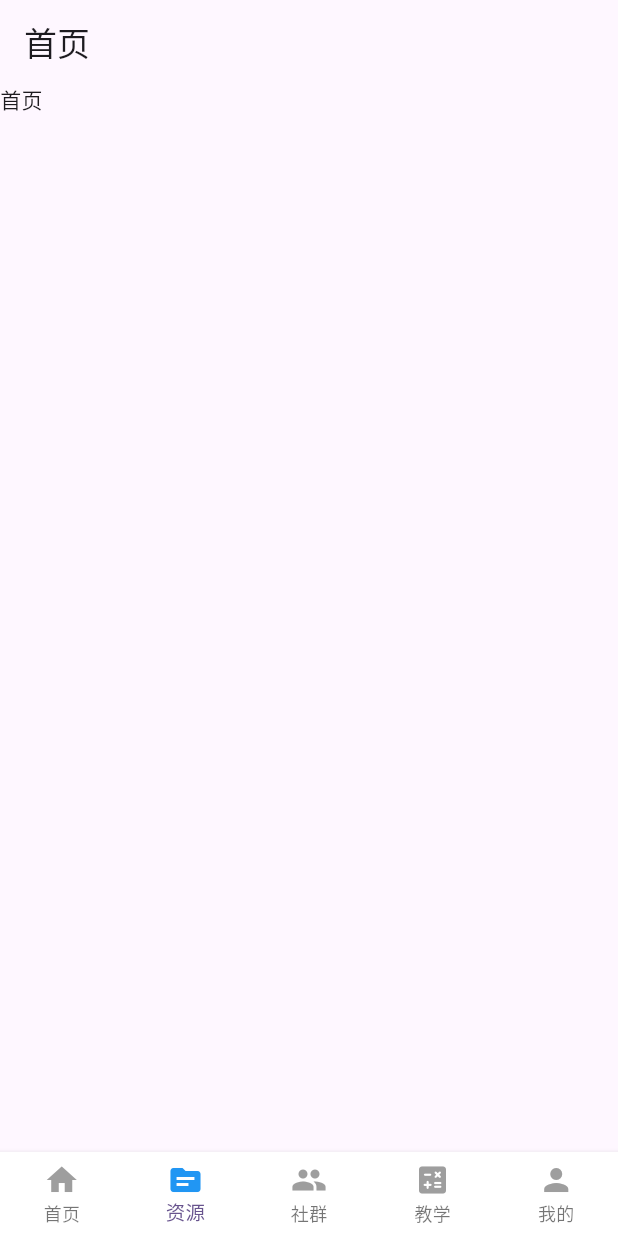
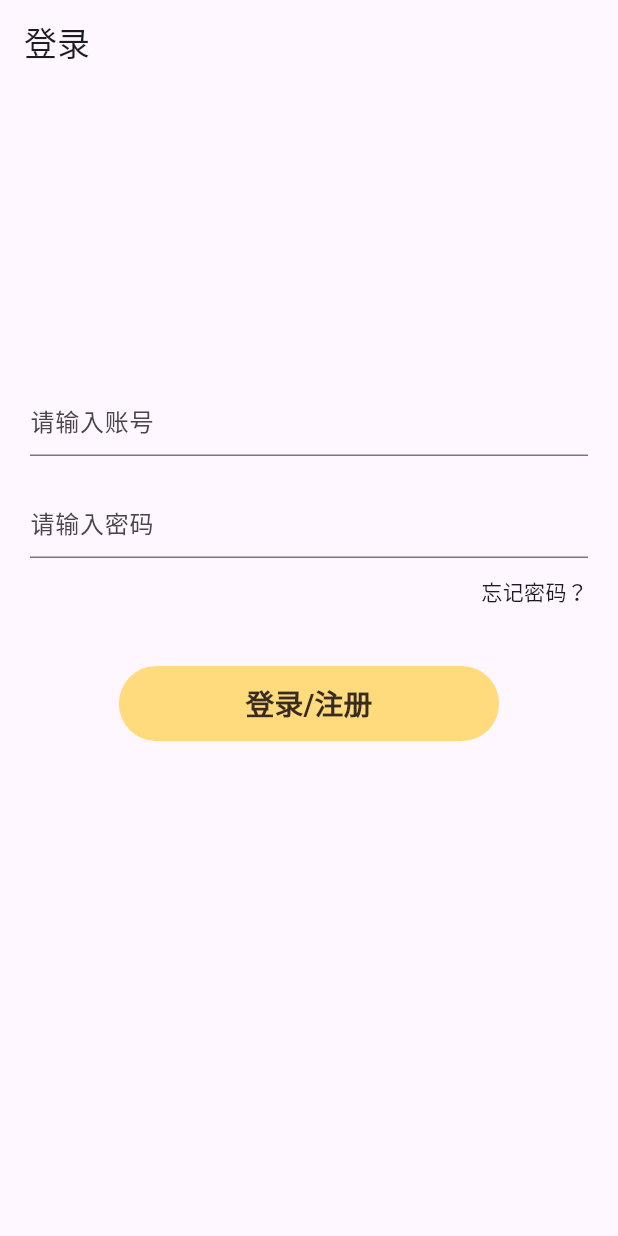
Before and after one commit to minimissile/sideline_group, a Flutter app: the screen it shows after launch, on a phone screen of 412 x 824 dp. Run offline on Flutter 3.47's test engine with Material 3 defaults, Android fonts, the phone set to English and light mode, and no system bars; our stand-ins replace device_info_plus, dio, flutter_screenutil, flutter_spinkit, fluttertoast, package_info_plus and 3 more; accounts and stored records are empty.

Commit message:
登录页

```diff
--- a/lib/main.dart
+++ b/lib/main.dart
@@ -8,6 +8,7 @@
 import 'navigator/tab_navigator.dart';
 import 'provider/providers.dart';
 import 'pages/index/index_page.dart';
+import 'router/routers.dart';
 
 void main() {
   // 在Flutter应用程序启动时确保Widgets框架的初始化
@@ -56,7 +57,8 @@
       child: MaterialApp(
         title: '副业圈',
         debugShowCheckedModeBanner: false,
-        home: const TabNavigator(),
+        initialRoute: '/login',
+        routes: staticRoutes,
         theme: ThemeData(
           primarySwatch: customPrimaryColor,
           colorScheme: ColorScheme.fromSeed(seedColor: Colors.deepPurple),
--- /dev/null
+++ b/lib/pages/login/login_page.dart
@@ -0,0 +1,105 @@
+import 'package:flutter/material.dart';
+import 'package:provider/provider.dart';
+import 'package:sideline_group/config/storage.dart';
+import 'package:sideline_group/db/cache.dart';
+import 'package:sideline_group/provider/user_provider.dart';
+import 'package:sideline_group/utils/logger_util.dart';
+import 'package:sideline_group/utils/navigator_util.dart';
+import 'package:sideline_group/widgets/button_widget.dart';
+
+/// 登录页
+class LoginPage extends StatefulWidget {
+  const LoginPage({super.key});
+
+  @override
+  State<LoginPage> createState() => _LoginPageState();
+}
+
+class _LoginPageState extends State<LoginPage> {
+  /// 账号
+  String username = '';
+
+  /// 密码
+  String password = '';
+
+  _handleLogin() {
+    UserProvider provider = context.read<UserProvider>();
+    var user = provider.userInfo;
+
+    user?.username = username;
+    user?.password = password;
+
+    provider.setUserInfo(user!);
+    NavigatorUtil.login(context);
+  }
+
+  /// 读取缓存账号
+  void _getCacheAccounts() {
+    Logger.log('开始读取缓存账号', title: 'Login');
+
+    if (username != '') return;
+
+    var user = Cache.getInstance().getJSON(Storage.userProfile);
+
+    if (user != null) {
+      setState(() {
+        username = user.account;
+        password = user.password;
+      });
+    }
+  }
+
+  @override
+  void initState() {
+    super.initState();
+    _getCacheAccounts();
+  }
+
+  @override
+  Widget build(BuildContext context) {
+    return Scaffold(
+      appBar: AppBar(
+        title: const Text('登录'),
+      ),
+      resizeToAvoidBottomInset: false,
+      body: Container(
+        padding: const EdgeInsets.symmetric(horizontal: 20, vertical: 100).copyWith(top: 200),
+        child: Column(
+          children: [
+            TextField(
+              decoration: const InputDecoration(hintText: '请输入账号'),
+              onChanged: (val) {
+                setState(() {
+                  username = val;
+                });
+              },
+            ),
+            const SizedBox(height: 20),
+            TextField(
+              decoration: const InputDecoration(hintText: '请输入密码'),
+              onChanged: (val) {
+                setState(() {
+                  password = val;
+                });
+              },
+            ),
+            const SizedBox(height: 12),
+            Row(
+              mainAxisAlignment: MainAxisAlignment.end,
+              children: [
+                GestureDetector(
+                  onTap: () {
+                    NavigatorUtil.push(context, '/forget_password');
+                  },
+                  child: const Text('忘记密码？'),
+                )
+              ],
+            ),
+            const SizedBox(height: 40),
+            Button(onPressed: _handleLogin, title: '登录/注册'),
+          ],
+        ),
+      ),
+    );
+  }
+}
--- /dev/null
+++ b/lib/router/routers.dart
@@ -0,0 +1,9 @@
+import 'package:sideline_group/navigator/tab_navigator.dart';
+import 'package:sideline_group/pages/login/forget_password_page.dart';
+import 'package:sideline_group/pages/login/login_page.dart';
+
+var staticRoutes = {
+  "/login": (context) => const LoginPage(), // 登录
+  "/tabbar": (context) => const TabNavigator(), // Tabbar
+  "/forget_password": (context) => const ForgetPasswordPage(), // 忘记密码
+};
--- a/lib/utils/navigator_util.dart
+++ b/lib/utils/navigator_util.dart
@@ -30,6 +30,11 @@ class NavigatorUtil {
   /// 退出登录
   static logout(BuildContext context) {
     removeAndPush(context, '/login');
+  }
+
+  /// 登录
+  static login(BuildContext context) {
+    removeAndPush(context, '/tabbar');
   }
 
   /// 获取当前正在展示的路由
```
Also changed, not shown: lib/model/user_model.dart (+13 -30 lines), lib/pages/login/forget_password_page.dart (added, +25 -0 lines), lib/provider/user_provider.dart (+10 -0 lines), 1 other file.
